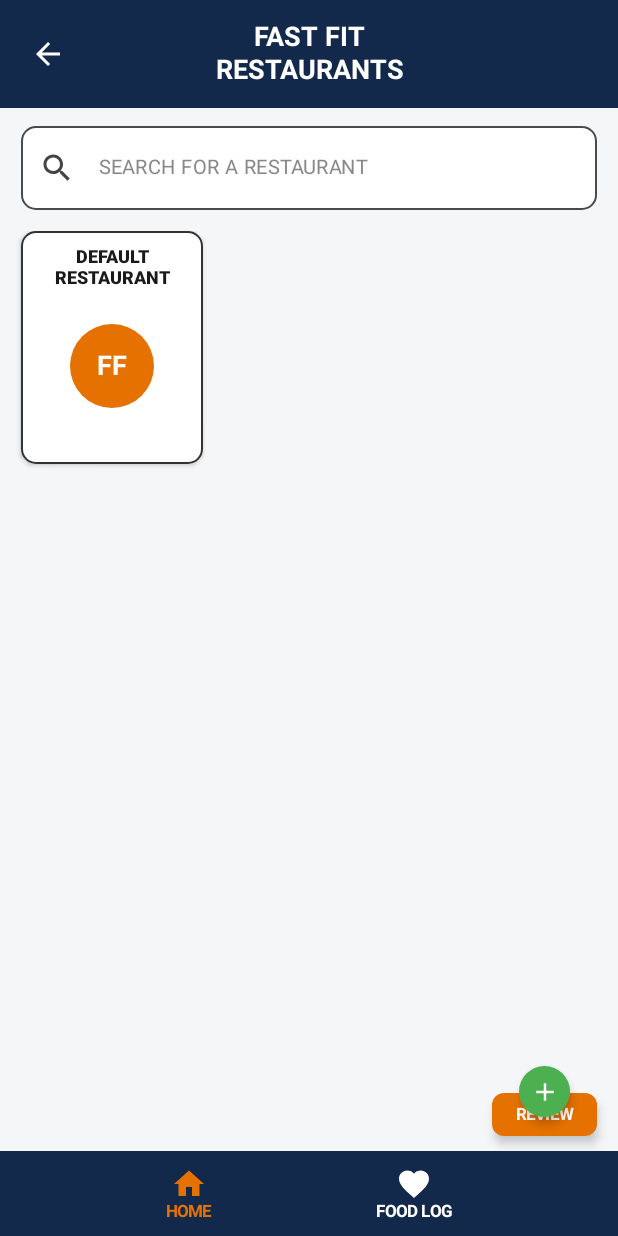
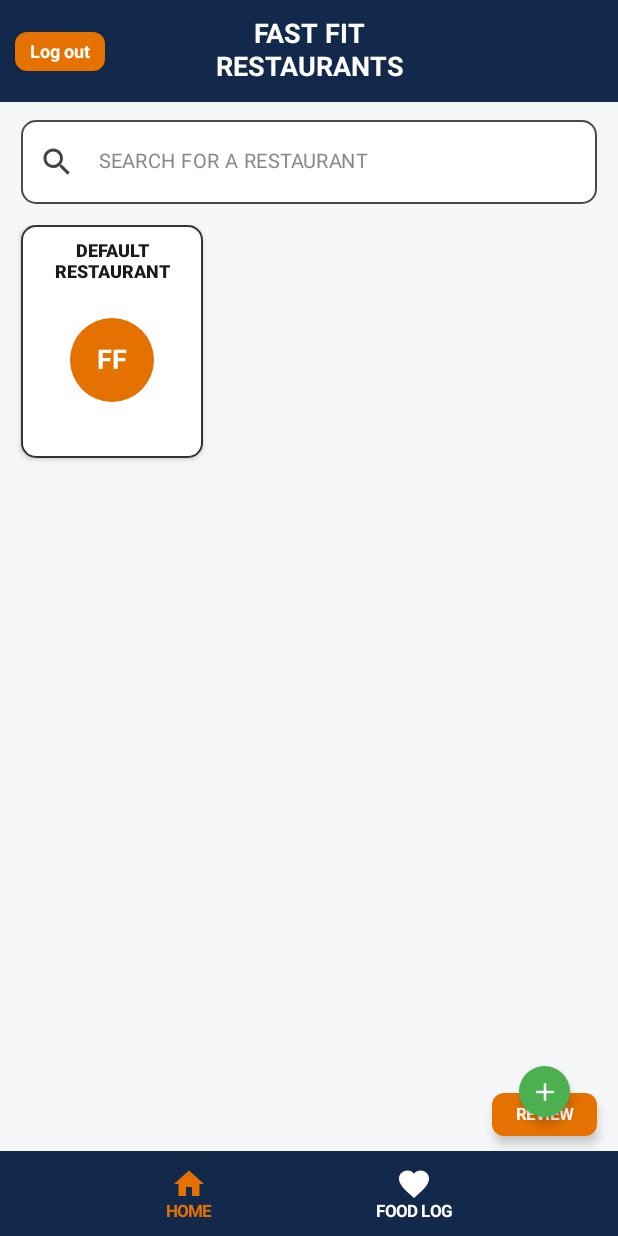
Before and after one commit to ZackMandicoot/FastFit, an Android app built with Jetpack Compose: the @Preview function RestaurantScreenPreview, on a phone screen of 412 x 824 dp. Run offline under Robolectric (Android 15) with nearby library versions, the phone set to English and light mode, and no system bars.

Commit message:
Updated logout button for RestaurantScreen.kt

```diff
--- a/app/src/main/java/edu/virginia/cs4720/fastfit/RestaurantScreen.kt
+++ b/app/src/main/java/edu/virginia/cs4720/fastfit/RestaurantScreen.kt
@@ -51,6 +51,7 @@ import androidx.compose.ui.text.style.TextAlign
 import androidx.compose.ui.tooling.preview.Preview
 import androidx.compose.ui.unit.dp
 import androidx.compose.ui.unit.sp
+import androidx.compose.material3.TextButton
 
 // UVA-inspired palette matching the mockup
 private val FastFitNavy = Color(0xFF13294B)
@@ -187,16 +188,23 @@ private fun RestaurantTopBar(onBackClick: () -> Unit) {
             modifier = Modifier
                 .fillMaxWidth()
                 .statusBarsPadding()
-                .padding(horizontal = 8.dp, vertical = 12.dp)
+                .padding(horizontal = 10.dp, vertical = 12.dp)
         ) {
-            IconButton(
-                onClick = onBackClick,
-                modifier = Modifier.align(Alignment.CenterStart)
+            Surface(
+                color = FastFitOrange,
+                shape = RoundedCornerShape(8.dp),
+                shadowElevation = 2.dp,
+                modifier = Modifier
+                    .align(Alignment.CenterStart)
+                    .clickable(onClick = onBackClick)
             ) {
-                Icon(
-                    imageVector = Icons.AutoMirrored.Filled.ArrowBack,
-                    contentDescription = "Back",
-                    tint = Color.White
+                Text(
+                    text = "Log out",
+                    color = Color.White,
+                    fontSize = 12.sp,
+                    fontWeight = FontWeight.Bold,
+                    maxLines = 1,
+                    modifier = Modifier.padding(horizontal = 10.dp, vertical = 6.dp)
                 )
             }
 
```
